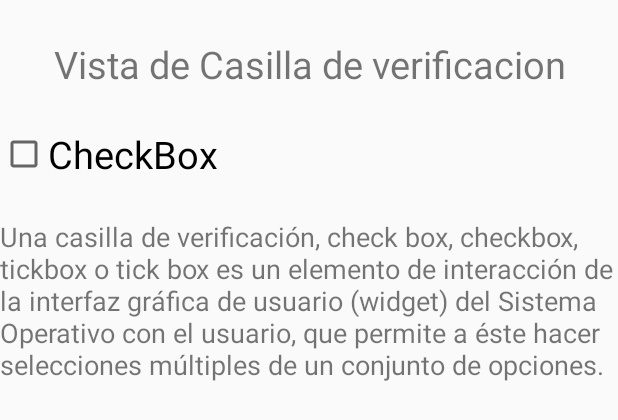
After one commit to yahaveGO/AppUIBasica_moviles, an Android app: the layout activity_casilla.xml on its own in the app's theme, with its tools: preview values and no code run, on a phone screen of 412 x 824 dp. The commit adds this screen. Shown: the top 420 px of the screen. Run offline under Robolectric (Android 15) with nearby library versions, the light colour scheme and no system bars.

Commit message:
Implementacion de boton Casilla de verificacion (aun no funciona)

```diff
--- a/app/src/main/java/com/example/appuibasica/BotonActivity.java
+++ b/app/src/main/java/com/example/appuibasica/BotonActivity.java
@@ -14,6 +14,8 @@ public class BotonActivity extends AppCompatActivity {
     protected void onCreate(Bundle savedInstanceState) {
         super.onCreate(savedInstanceState);
         setContentView(R.layout.activity_boton);
+//        setContentView(R.layout.activity_casilla);
+
         //String opcion=getIntent().getStringExtra("opcion");
         Libro libro = (Libro) getIntent().getExtras().getSerializable("libro");
         //visualizar("en onCreate");
@@ -61,4 +63,6 @@ public class BotonActivity extends AppCompatActivity {
     private void visualizar(String mensaje){
         Toast.makeText(getApplicationContext(),mensaje,Toast.LENGTH_LONG).show();
     }
+
+
 }
--- /dev/null
+++ b/app/src/main/java/com/example/appuibasica/BotonCasilla.java
@@ -0,0 +1,15 @@
+package com.example.appuibasica;
+
+import androidx.appcompat.app.AppCompatActivity;
+
+import android.os.Bundle;
+
+public class BotonCasilla extends AppCompatActivity{
+
+    @Override
+    protected void onCreate(Bundle savedInstanceState) {
+        super.onCreate(savedInstanceState);
+        setContentView(R.layout.activity_casilla);
+//        setContentView(R.layout.activity_boton);
+    }
+}
--- a/app/src/main/java/com/example/appuibasica/MainActivity.java
+++ b/app/src/main/java/com/example/appuibasica/MainActivity.java
@@ -13,12 +13,17 @@ import com.example.modelo.Libro;
 public class MainActivity extends AppCompatActivity {
     private EditText name;
     private Button botonActivity;
+    private Button botonCasillaVerificacion;
 
     @Override
     protected void onCreate(Bundle savedInstanceState) {
         super.onCreate(savedInstanceState);
         setContentView(R.layout.activity_main);
-        botonActivity = findViewById(R.id.btnActividad);
+
+        botonActivity            = findViewById(R.id.btnActividad);
+        botonCasillaVerificacion = findViewById(R.id.btnCasillaVerificacion);
+
+//--------------------------------------------------------------------------------------------------PASO DE PARAMETROS
         botonActivity.setOnClickListener(new View.OnClickListener() {
             @Override
             public void onClick(View v) {
@@ -28,7 +33,18 @@ public class MainActivity extends AppCompatActivity {
             }
         });
 
+//--------------------------------------------------------------------------------------------------CASILLAS DE VERIFICACION
+        botonCasillaVerificacion.setOnClickListener(new View.OnClickListener() {
+            @Override
+            public void onClick(View v) {
+                Intent intent = new Intent(getApplicationContext(), BotonCasilla.class);
+                intent.putExtra("opcion", "ciclo de vida de las actividades");
+                startActivity(intent);
+            }
+        });
+//--------------------------------------------------------------------------------------------------
     }
+
 
     private Libro getLibro(){
         Libro libro=new Libro();
@@ -39,4 +55,6 @@ public class MainActivity extends AppCompatActivity {
         libro.setEdicion("2100");
         return libro;
     }
+
+
 }
--- /dev/null
+++ b/app/src/main/res/layout/activity_casilla.xml
@@ -0,0 +1,47 @@
+<?xml version="1.0" encoding="utf-8"?>
+<LinearLayout xmlns:android="http://schemas.android.com/apk/res/android"
+    xmlns:app="http://schemas.android.com/apk/res-auto"
+    xmlns:tools="http://schemas.android.com/tools"
+    android:layout_width="match_parent"
+    android:layout_height="match_parent"
+    android:orientation="vertical"
+    tools:context=".BotonCasilla">
+
+    <TextView
+        android:id="@+id/textView"
+        android:layout_width="match_parent"
+        android:layout_height="wrap_content"
+        android:layout_marginTop="@dimen/titulo_size"
+        android:gravity="center"
+        android:text="@string/vista_casilla_verificacion"
+        android:textSize="@dimen/titulo_size" />
+
+    <CheckBox
+        android:id="@+id/checkBox"
+        android:layout_width="match_parent"
+        android:layout_height="wrap_content"
+        android:text="CheckBox"
+        android:layout_marginTop="@dimen/titulo_size"
+        android:textSize="@dimen/titulo_size"
+        />
+
+    <TextView
+        android:id="@+id/textView2"
+        android:layout_width="match_parent"
+        android:layout_height="match_parent"
+        android:text="Una casilla de verificación, check box, checkbox, tickbox o tick box es un elemento de interacción de la interfaz gráfica de usuario (widget) del Sistema Operativo con el usuario, que permite a éste hacer selecciones múltiples de un conjunto de opciones."
+        android:layout_marginTop="@dimen/titulo_size"
+        android:textSize="@dimen/opciones_size"
+        />
+    <!--
+        <Button
+            android:id="@+id/button7"
+            android:layout_width="match_parent"
+            android:layout_height="wrap_content"
+            android:layout_marginTop="@dimen/top_size"
+            android:text="@string/cadenas"
+            android:textAllCaps="false"
+            android:textColorHint="#FFFFFF" />
+    -->
+
+</LinearLayout>
--- a/app/src/main/res/values/strings.xml
+++ b/app/src/main/res/values/strings.xml
@@ -16,4 +16,10 @@
     <string name="objetos">Objetos</string>
     <string name="array_de_objetos">Array de Objetos</string>
     <string name="primitivos">Primitivos</string>
+
+    <string name="vista_casilla_verificacion">Vista de Casilla de verificacion</string>
+    <string name="vista_selectores">Vista de Selectores</string>
+    <string name="vista_etiquetas">Vista de Etiquetas</string>
+    <string name="vista_botones_de_redio">Vista de Botones de Radio</string>
+    <string name="vista_cajas_de_texto">Vista de Cajas de Texto</string>
 </resources>
```
